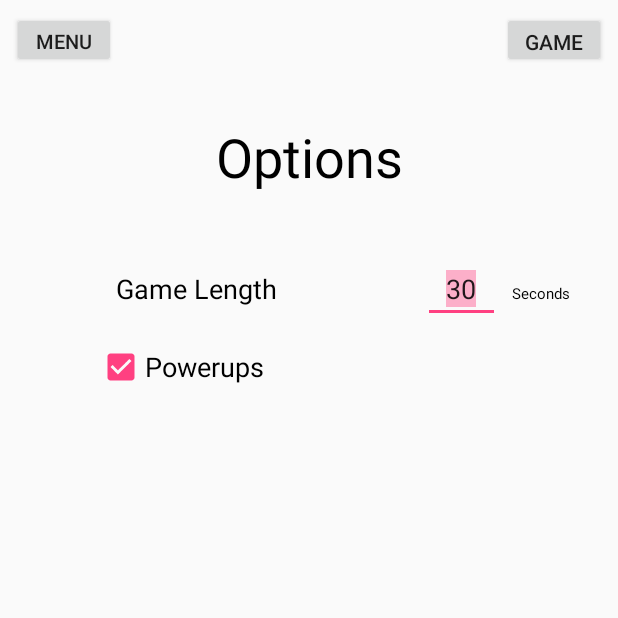
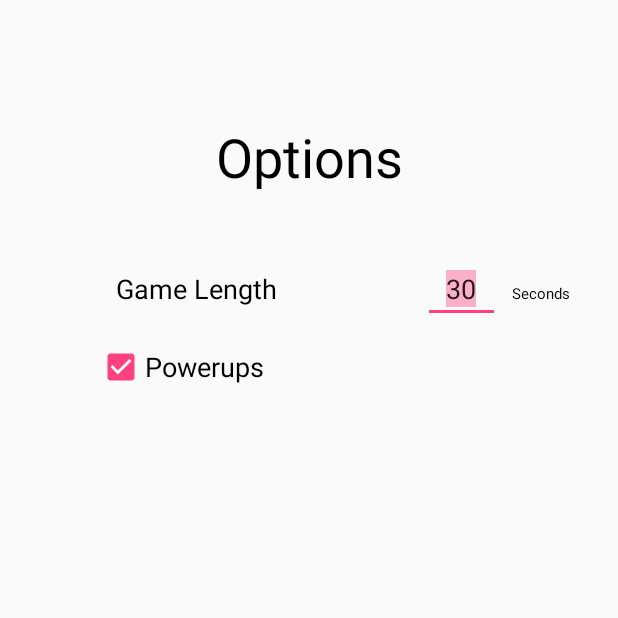
Before and after one commit to NikhilAPatel/RPS, an Android app: the screen it shows after launch (Options), after a tap on "Options button", on a phone screen of 412 x 824 dp, the top half of it. Run offline under Robolectric (Android 15) with nearby library versions, the phone set to English and light mode, and no system bars; 2 other taps on this screen came first.

Commit message:
Created a startbutton on the game screen so the game doesn't start automatically when the single player buttonis clicked on the menu screen
Made it so the progressbar changes color depending on who is winning much like the timer changing color in the olg game

Fixed the gray and ungray methods to include the new startbutton

Added a method in the gamestate file that returns the winner of the game as a string(this should probably be changed to an enum later)

Removed all back buttons in the whole app because andoid already has one that is systemwide and better

made the progress bars actually line up with each other in the single player view.

```diff
--- a/app/src/main/java/academy/learnprogramming/rps/Menu.java
+++ b/app/src/main/java/academy/learnprogramming/rps/Menu.java
@@ -36,9 +36,9 @@ public class Menu extends AppCompatActivity {
 
 
         //Set button listeners
-        btnLaunchSp.setOnClickListener((View v) ->
-                startActivity(new Intent(getApplicationContext(), Game.class))
-        );
+        btnLaunchSp.setOnClickListener((View v) -> {
+            startActivity(new Intent(getApplicationContext(), Game.class));
+        });
 
         btnMute.setOnClickListener((View v) -> {
                 if(gameState.isMuted()) {
--- a/app/src/main/java/academy/learnprogramming/rps/Options.java
+++ b/app/src/main/java/academy/learnprogramming/rps/Options.java
@@ -9,8 +9,7 @@ import android.widget.Button;
 import android.widget.EditText;
 
 public class Options extends AppCompatActivity {
-    private Button backToMenu;
-    private Button backToGame;
+
     private static EditText timeInput;
 
     @Override
@@ -21,30 +20,7 @@ public class Options extends AppCompatActivity {
         super.onCreate(savedInstanceState);
         setContentView(R.layout.act_options);
 
-        backToMenu = findViewById(R.id.backToMenu);
-        backToGame = findViewById(R.id.backToGame);
         timeInput = findViewById(R.id.timeInput);
-
-        View.OnClickListener backToMenuButtonOnClickListener = new View.OnClickListener() {
-            @Override
-            public void onClick(View v) {
-                Intent myIntent = new Intent(Options.this, Menu.class);
-                startActivity(myIntent);
-            }
-        };
-
-        View.OnClickListener backToGameButtonOnClickListener = new View.OnClickListener() {
-            @Override
-            public void onClick(View v) {
-                Intent myIntent = new Intent(Options.this, Game.class);
-                startActivity(myIntent);
-            }
-        };
-
-        backToGame.setOnClickListener(backToGameButtonOnClickListener);
-        backToMenu.setOnClickListener(backToMenuButtonOnClickListener);
-
-
     }
 
     public static int getGameTime() { //returns the time the user entered. if nothing has been entered, returns a default time of 30 seconds
--- a/app/src/main/res/layout/act_options.xml
+++ b/app/src/main/res/layout/act_options.xml
@@ -81,24 +81,4 @@
         app:layout_constraintBaseline_toBaselineOf="@+id/timeInput"
         app:layout_constraintEnd_toEndOf="parent" />
 
-    <Button
-        android:id="@+id/backToMenu"
-        android:layout_width="69dp"
-        android:layout_height="37dp"
-        android:layout_marginStart="8dp"
-        android:layout_marginTop="8dp"
-        android:text="Menu"
-        android:textSize="13sp"
-        app:layout_constraintStart_toStartOf="parent"
-        app:layout_constraintTop_toTopOf="parent" />
-
-    <Button
-        android:id="@+id/backToGame"
-        android:layout_width="69dp"
-        android:layout_height="37dp"
-        android:layout_marginEnd="8dp"
-        android:layout_marginTop="8dp"
-        android:text="Game"
-        app:layout_constraintEnd_toEndOf="parent"
-        app:layout_constraintTop_toTopOf="parent" />
 </android.support.constraint.ConstraintLayout>
```
Also changed, not shown: app/src/main/java/academy/learnprogramming/rps/Game.java (+41 -32 lines), app/src/main/java/academy/learnprogramming/rps/GameState.java (+16 -0 lines), app/src/main/res/layout/act_singleplayer.xml (+27 -7 lines).
